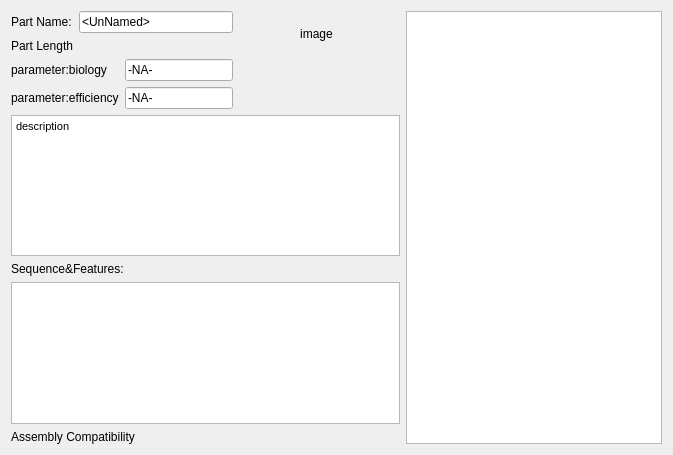
Old version of the form src/designer/views/partview/PartView.ui in the repository igemsoftware/USTC-Software_2011.
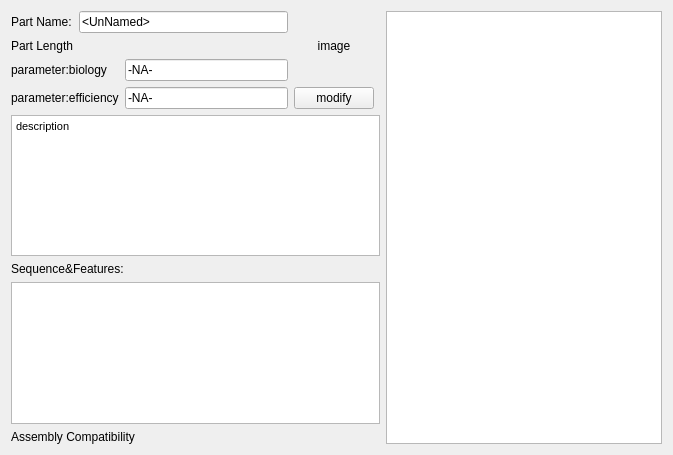
New version of the form.

The edit to the form file:
```diff
--- a/src/designer/views/partview/PartView.ui
+++ b/src/designer/views/partview/PartView.ui
@@ -123,19 +123,6 @@
      </item>
     </layout>
    </item>
-   <item row="1" column="1">
-    <spacer name="horizontalSpacer">
-     <property name="orientation">
-      <enum>Qt::Horizontal</enum>
-     </property>
-     <property name="sizeHint" stdset="0">
-      <size>
-       <width>109</width>
-       <height>20</height>
-      </size>
-     </property>
-    </spacer>
-   </item>
    <item row="0" column="1">
     <widget class="QLabel" name="label_image">
      <property name="frameShape">
@@ -152,6 +139,13 @@
      </property>
     </widget>
    </item>
+   <item row="1" column="1">
+    <widget class="QPushButton" name="pushButton">
+     <property name="text">
+      <string>modify</string>
+     </property>
+    </widget>
+   </item>
   </layout>
  </widget>
  <resources/>
```
